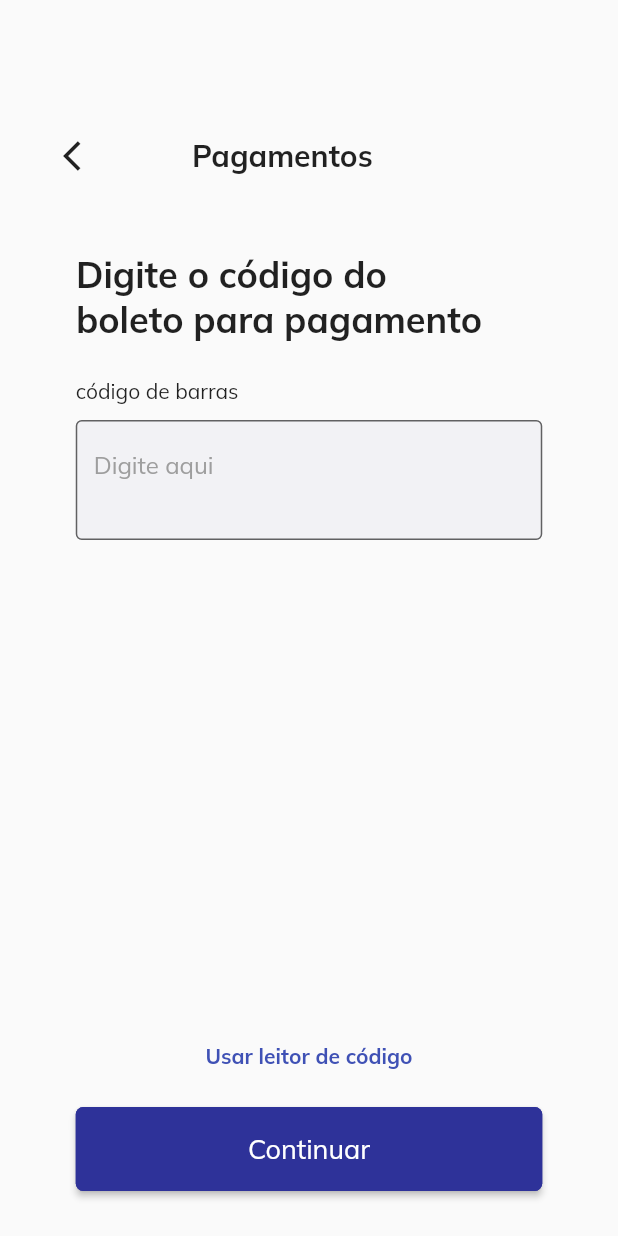
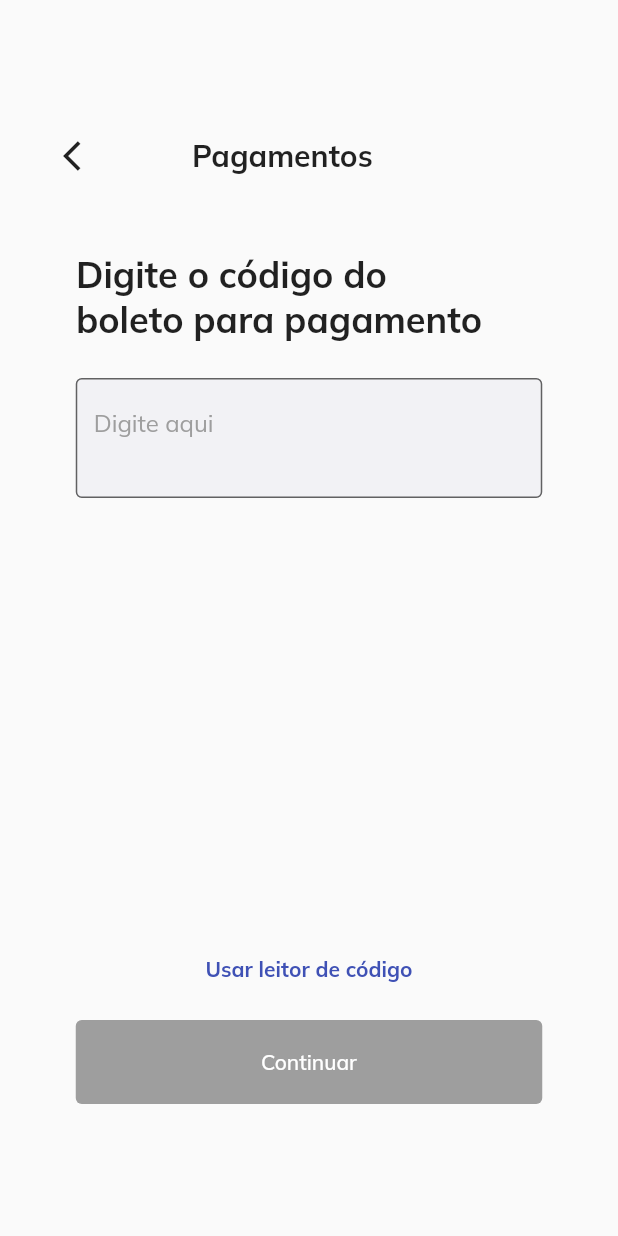
Before and after one commit to HugoPinheiroRaimundo/toodoo_bank, a Flutter app: the screen it shows after launch, on a phone screen of 412 x 824 dp. Run offline on Flutter 3.47's test engine with Material 2 defaults, Android fonts, the phone set to English and light mode, and no system bars; our stand-ins replace flutter_svg, google_fonts.

```diff
--- a/lib/components/custom_textfield.dart
+++ b/lib/components/custom_textfield.dart
@@ -31,13 +31,13 @@ class CustomTextField extends StatelessWidget {
             enableSuggestions: true,
             textInputAction: TextInputAction.done,
             maxLines: 2,
+            keyboardType: inputType,
             decoration: InputDecoration(
                 filled: true,
                 fillColor: DefaultConfig.defaultTextFieldColor,
                 hintText: hintText,
                 hintStyle: const TextStyle(color: Colors.grey),
                 border: const OutlineInputBorder()),
-            keyboardType: inputType,
           ),
         ),
       ],
--- a/lib/pages/ticket_Confirm_page.dart
+++ b/lib/pages/ticket_Confirm_page.dart
@@ -200,7 +200,7 @@ class _TicketConfirmState extends State<TicketConfirm> {
                   ),
                   SizedBox(
                     width: 330,
-                    height: 100,
+                    height: 80,
                     child: TextField(
                         decoration: InputDecoration(
                             hintText: "Pagamento da água",
--- a/lib/pages/ticket_page.dart
+++ b/lib/pages/ticket_page.dart
@@ -1,6 +1,5 @@
 import 'package:flutter/material.dart';
-import '../components/custom_button.dart';
-import '../components/custom_textfield.dart';
+import '../core/default.dart';
 
 class TicketPage extends StatefulWidget {
   const TicketPage({super.key});
@@ -10,6 +9,26 @@ class TicketPage extends StatefulWidget {
 }
 
 class _TicketPage extends State<TicketPage> {
+  bool _isButtonEnabled = false;
+  final TextEditingController _controller = TextEditingController();
+
+  String? _validateBoleto(String value) {
+    // Regex para validar número de boleto
+    RegExp regex = RegExp(r'^[0-9]{47}$');
+
+    if (!regex.hasMatch(value)) {
+      return 'Boleto inválido';
+    }
+
+    return null;
+  }
+
+  void _updateButtonState(String text) {
+    setState(() {
+      _isButtonEnabled = text.isNotEmpty;
+    });
+  }
+
   @override
   Widget build(BuildContext context) {
     return Scaffold(
@@ -52,12 +71,23 @@ class _TicketPage extends State<TicketPage> {
           const SizedBox(
             height: 24,
           ),
-          const CustomTextField(
-            label: "código de barras",
-            hintText: "Digite aqui",
+          SizedBox(
+            width: 311,
+            height: 100,
+            child: TextField(
+                maxLines: 2,
+                textInputAction: TextInputAction.send,
+                controller: _controller,
+                onChanged: (text) => _updateButtonState(text),
+                decoration: InputDecoration(
+                    filled: true,
+                    fillColor: DefaultConfig.defaultTextFieldColor,
+                    hintText: "Digite aqui ",
+                    hintStyle: const TextStyle(color: Colors.grey),
+                    border: const OutlineInputBorder())),
           ),
           const SizedBox(
-            height: 300,
+            height: 270,
           ),
           TextButton(
             onPressed: () {
@@ -72,10 +102,26 @@ class _TicketPage extends State<TicketPage> {
           const SizedBox(
             height: 10,
           ),
-          const CustomElevatedButton(
-            label: "Continuar",
-            // arrumar esse push aqui tá estranho
-            page: "/ticketconfirmpage",
+          SizedBox(
+            height: 56,
+            width: 311,
+            child: ElevatedButton(
+              onPressed: _isButtonEnabled
+                  ? () {
+                      Navigator.pushNamed(context, '/ticketconfirmpage');
+                    }
+                  : null,
+              style: ButtonStyle(
+                  foregroundColor: MaterialStateProperty.all(Colors.white),
+                  backgroundColor: MaterialStateProperty.all(
+                    _isButtonEnabled
+                        ? DefaultConfig.defaultThemeColor
+                        : Colors.grey,
+                  )),
+              child: const Text(
+                "Continuar",
+              ),
+            ),
           )
         ],
       ),
```
Also changed, not shown: lib/components/custom_text.dart (+1 -9 lines).
